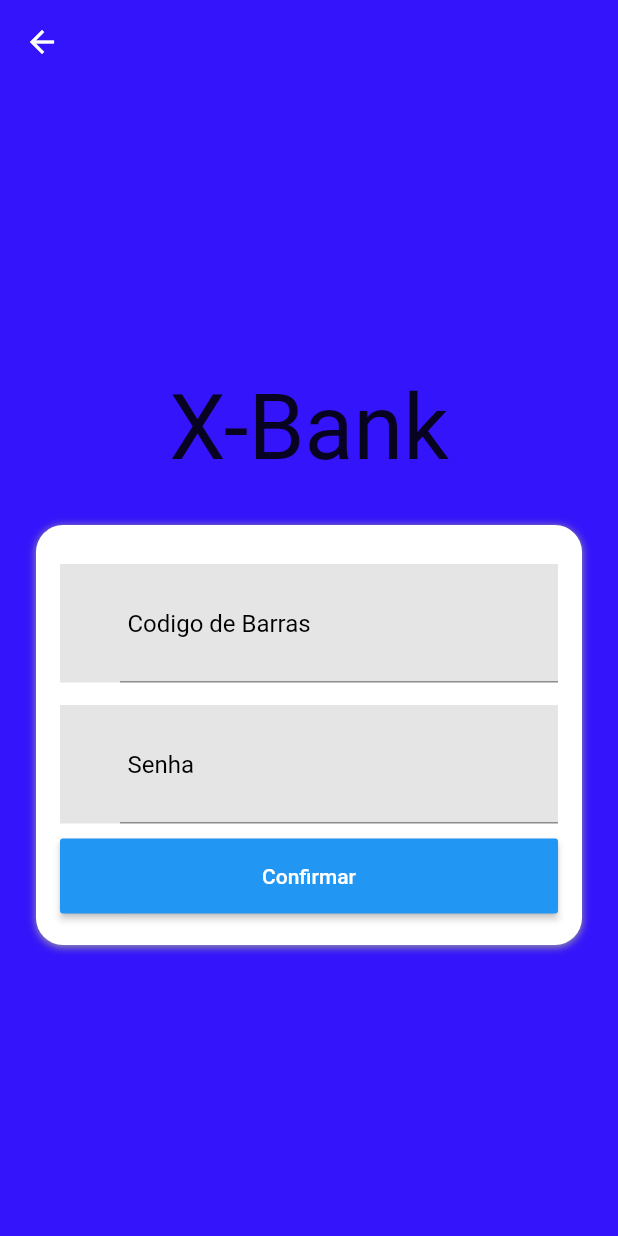
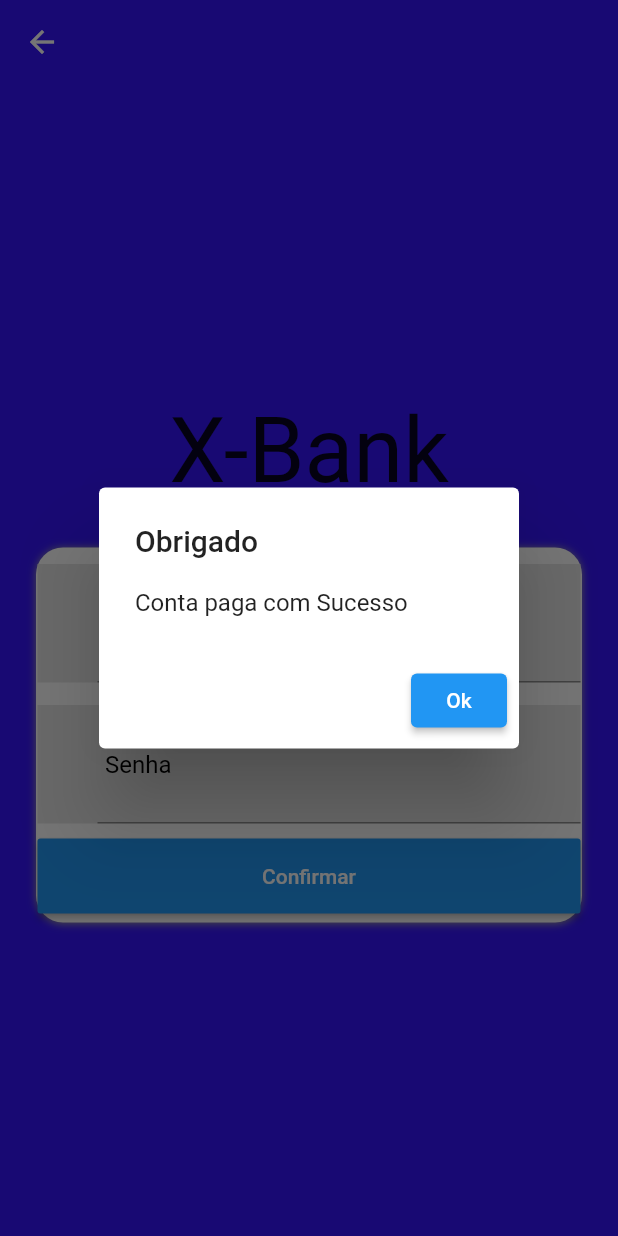
Before and after one commit to GuilhermeOrtizAluno/X-Bank, a Flutter app: the Paga screen opened directly, after a tap on "Confirmar", on a phone screen of 412 x 824 dp. Run offline on Flutter 3.47's test engine with Material 2 defaults, Android fonts, the phone set to English and light mode, and no system bars; our stand-ins replace get.

Commit message:
Tela de pagamento finalizada com sucesso

```diff
--- a/lib/screens/Menu.dart
+++ b/lib/screens/Menu.dart
@@ -22,7 +22,7 @@ class _MenuState extends State<Menu> {
   @override
   Widget build(BuildContext context) {
     return Scaffold(
-        backgroundColor: Colors.blue,
+        backgroundColor: Color.fromRGBO(52, 20, 250, 1),
         appBar: AppBar(
           title: Text("BANK X"),
         ),
--- a/lib/screens/paga.dart
+++ b/lib/screens/paga.dart
@@ -41,11 +41,10 @@ class Paga extends StatelessWidget {
                                 offset: Offset(0.0, 0.75))
                           ],
                         ),
-                        padding: EdgeInsets.all(16.0),
+                        padding: EdgeInsets.all(1.0),
                         child: Column(
                           children: <Widget>[
                             Container(
-                              //Input: "E-Mail"
                               margin: EdgeInsets.only(top: 10, bottom: 5),
                               color: Color.fromRGBO(229, 229, 229, 1),
                               child: InputField(
@@ -54,7 +53,6 @@ class Paga extends StatelessWidget {
                               ),
                             ),
                             Container(
-                              //Input: "E-Mail"
                               margin: EdgeInsets.only(top: 10, bottom: 5),
                               color: Color.fromRGBO(229, 229, 229, 1),
                               child: InputField(
@@ -63,7 +61,6 @@ class Paga extends StatelessWidget {
                               ),
                             ),
                             Container(
-                              //Botão de recuperar sennha
                               margin: EdgeInsets.symmetric(vertical: 5),
                               child: StreamBuilder<bool>(
                                   builder: (context, snapshot) {
@@ -73,7 +70,26 @@ class Paga extends StatelessWidget {
                                   child: RaisedButton(
                                       color: Colors.blue,
                                       child: Text("Confirmar"),
-                                      onPressed: () {},
+                                      onPressed: () {
+                                        showDialog(
+                                          context: context,
+                                          builder: (BuildContext context) {
+                                            return AlertDialog(
+                                              title: const Text("Obrigado"),
+                                              content: Text(
+                                                  "Conta paga com Sucesso"),
+                                              actions: <Widget>[
+                                                ElevatedButton(
+                                                  onPressed: () {
+                                                    Navigator.pop(context);
+                                                  },
+                                                  child: const Text("Ok"),
+                                                ),
+                                              ],
+                                            );
+                                          },
+                                        );
+                                      },
                                       textColor: Colors.white,
                                       disabledColor: Colors.grey),
                                 );
--- a/lib/screens/saldo_extrato.dart
+++ b/lib/screens/saldo_extrato.dart
@@ -29,7 +29,7 @@ class _SaldoState extends State<Saldo> {
   @override
   Widget build(BuildContext context) {
     return Scaffold(
-      backgroundColor: Colors.blue,
+      backgroundColor: Color.fromRGBO(52, 20, 250, 1),
       appBar: AppBar(
         title: Text("Saldo e Extrato"),
       ),
```
Also changed, not shown: lib/screens/teste.dart (added, +104 -0 lines).
